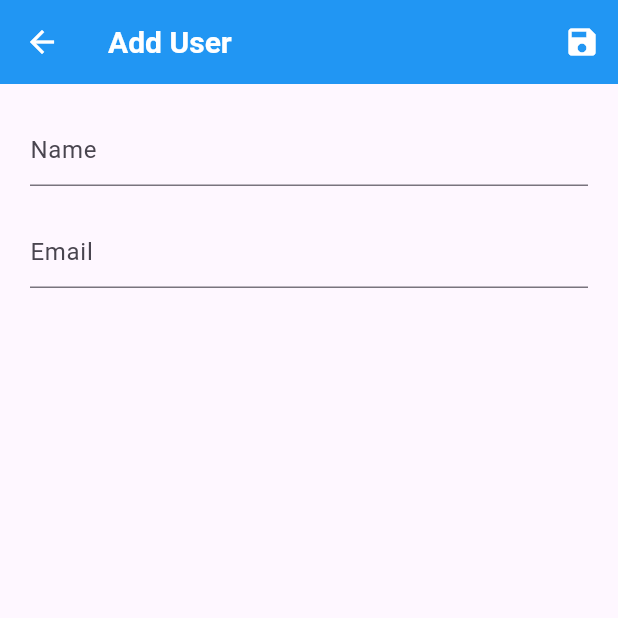
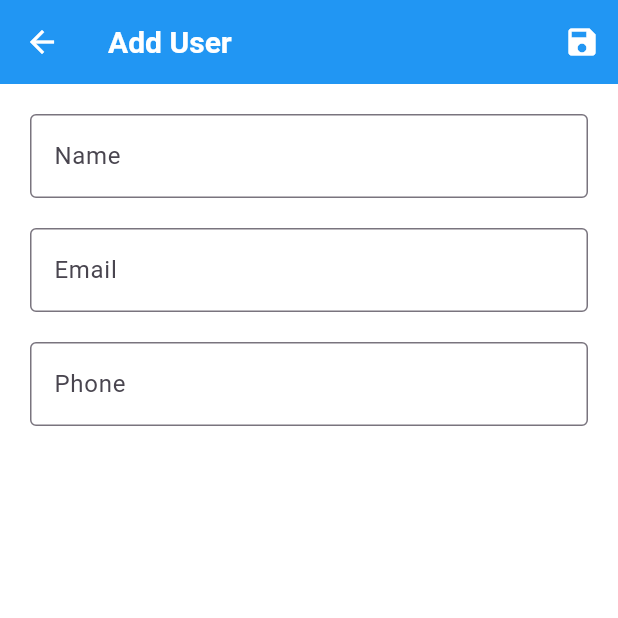
Before and after one commit to Emilf16/Flutter-MVVM, a Flutter app: the AddUserScreen screen opened directly, on a phone screen of 412 x 824 dp, the top half of it. Run offline on Flutter 3.47's test engine with Material 3 defaults, Android fonts, the phone set to English and light mode, and no system bars; accounts and stored records are empty; network calls fail.

Commit message:
style(ui): improve UI consistency and readability in AddUserScreen
Update the UI of AddUserScreen by adding a white background, consistent styling for text fields, and a scrollable layout. Enhance the app bar with a font family and white icon color. These changes improve the overall user experience and maintain a consistent design across the app.

```diff
--- a/lib/user_list/views/add_user_screen.dart
+++ b/lib/user_list/views/add_user_screen.dart
@@ -9,17 +9,19 @@ class AddUserScreen extends StatelessWidget {
   Widget build(BuildContext context) {
     UsersViewModel usersViewModel = context.watch<UsersViewModel>();
     return Scaffold(
+      backgroundColor: Colors.white,
       appBar: AppBar(
-        title: Text('Add User'),
+        title: const Text("Add User"),
         backgroundColor: Colors.blue,
         titleTextStyle: const TextStyle(
           color: Colors.white,
           fontSize: 20,
           fontWeight: FontWeight.bold,
+          fontFamily: 'Roboto'
         ),
         actions: [
           IconButton(
-            icon: Icon(Icons.save),
+            icon: const Icon(Icons.save, color: Colors.white),
             onPressed: () async {
               bool userAdded = await usersViewModel.addUser();
               if(!userAdded){
@@ -30,27 +32,58 @@ class AddUserScreen extends StatelessWidget {
           )
         ],
       ),
-
-      body: Container(
-        padding: const EdgeInsets.all(20),
-        child: Column(
+      body: SingleChildScrollView(
+        child: Container(
+          padding: const EdgeInsets.all(20),
+          child: Column(
             mainAxisAlignment: MainAxisAlignment.start,
             crossAxisAlignment: CrossAxisAlignment.start,
             children: [
               TextFormField(
-                decoration: const InputDecoration(hintText: 'Name'),
+                decoration: const InputDecoration(
+                  hintText: 'Name',
+                  border: OutlineInputBorder(),
+                  focusedBorder: OutlineInputBorder(
+                    borderSide: BorderSide(color: Colors.blue, width: 2)
+                  ),
+                ),
+                style: const TextStyle(fontSize: 16),
                 onChanged: (value) async {
                   usersViewModel.addingUser.name = value;
                 },
               ),
-              SizedBox(height: 20),
+              const SizedBox(height: 20),
               TextFormField(
-                decoration: const InputDecoration(hintText: 'Email'),
+                decoration: const InputDecoration(
+                  hintText: 'Email',
+                  border: OutlineInputBorder(),
+                  focusedBorder: OutlineInputBorder(
+                    borderSide: BorderSide(color: Colors.blue, width: 2)
+                  ),
+                ),
+                style: const TextStyle(fontSize: 16),
                 onChanged: (value) async {
                   usersViewModel.addingUser.email = value;
                 },
-              )
-            ]),
+              ),
+              const SizedBox(height: 20),
+              TextFormField(
+                decoration: const InputDecoration(
+                  hintText: 'Phone',
+                  border: OutlineInputBorder(),
+                  focusedBorder: OutlineInputBorder(
+                    borderSide: BorderSide(color: Colors.blue, width: 2)
+                  ),
+                ),
+                style: const TextStyle(fontSize: 16),
+                keyboardType: TextInputType.phone,
+                onChanged: (value) async {
+                  usersViewModel.addingUser.phone = value;
+                },
+              ),
+            ]
+          ),
+        ),
       ),
     );
   }
```
Also changed, not shown: 1 other file.
